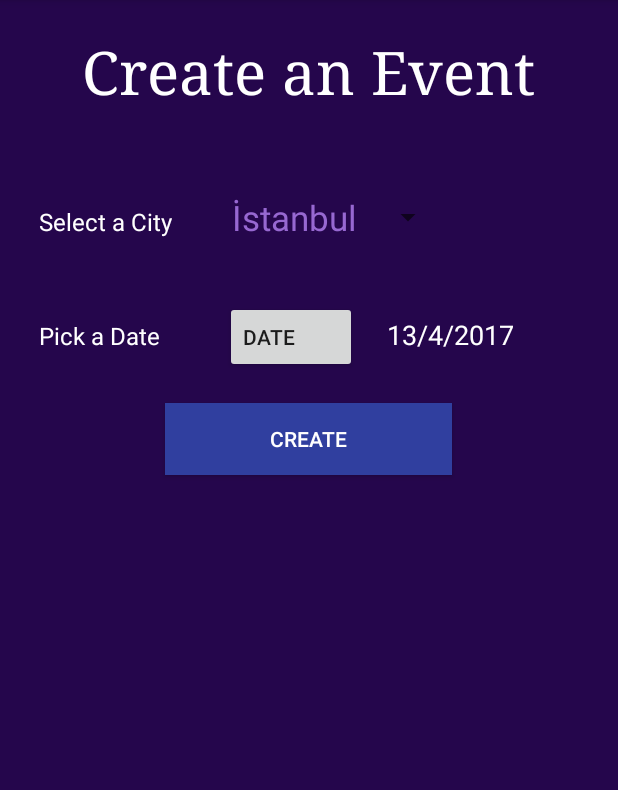
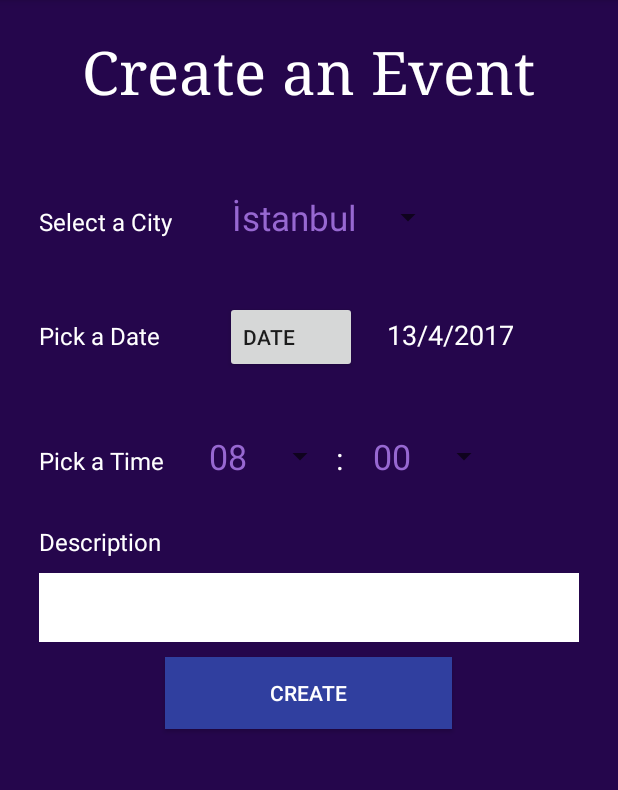
Before and after one commit to mcbarin/MovieNight, an Android app: the EventCreate screen opened directly, with no data from a screen before it, on a phone screen of 412 x 824 dp, the part 84-874 px from its top. Run offline under Robolectric (Android 15) with nearby library versions, the phone set to English and light mode, and no system bars; our stand-ins replace Picasso; pictures from the network do not load.

Commit message:
Feature added to event

```diff
--- a/app/src/main/java/com/example/mcagataybarin/movienight/EventCreate.java
+++ b/app/src/main/java/com/example/mcagataybarin/movienight/EventCreate.java
@@ -29,9 +29,9 @@ public class EventCreate extends AppCompatActivity {
     Movie movie;
     private String movie_index = "";
     private int year, month, day;
-    private TextView dateView;
+    private TextView dateView, description;
     private DatePicker datePicker;
-    private Spinner city;
+    private Spinner city, hour, minute;
     private Calendar calendar;
     private int movie_id;
 
@@ -51,6 +51,11 @@ public class EventCreate extends AppCompatActivity {
         year = calendar.get(Calendar.YEAR);
         month = calendar.get(Calendar.MONTH) + 1;
         day = calendar.get(Calendar.DAY_OF_MONTH);
+
+        description = (TextView) findViewById(R.id.eventDescription);
+        hour = (Spinner) findViewById(R.id.timeHour);
+        minute = (Spinner) findViewById(R.id.timeMin);
+
         showDate();
 
     }
@@ -68,19 +73,20 @@ public class EventCreate extends AppCompatActivity {
 
         String month_name = getMonthForInt(month);
 
-        String date = day + " " + month_name + " " + year;
-        new_ev.date = date;
-        new_ev.hour = "8";
-        new_ev.min = "00";
+        new_ev.date = day + " " + month_name + " " + year;
+
+        String hourText = String.valueOf(hour.getSelectedItem());
+        String minText = String.valueOf(minute.getSelectedItem());
+        new_ev.time = hourText + ":" + minText;
+
+        new_ev.description = description.getText().toString();
+
         FirebaseFunctions.getInstance().postEvent(new_ev);
 
 
         Intent intent = new Intent(this, MovieDetailActivity.class);
         intent.putExtra("movie_index", movie_id);
         startActivity(intent);
-
-
-        //System.out.println("VAlues are: " + city_name + " month " + month + " day " + day + " year " + year);
 
     }
 
@@ -93,7 +99,6 @@ public class EventCreate extends AppCompatActivity {
 
     @Override
     protected Dialog onCreateDialog(int id) {
-        // TODO Auto-generated method stub
         if (id == 999) {
             return new DatePickerDialog(this,
                     myDateListener, year, month, day);
@@ -106,10 +111,6 @@ public class EventCreate extends AppCompatActivity {
                 @Override
                 public void onDateSet(DatePicker arg0,
                                       int arg1, int arg2, int arg3) {
-                    // TODO Auto-generated method stub
-                    // arg1 = year
-                    // arg2 = month
-                    // arg3 = day
                     year = arg1;
                     month = arg2 + 1;
                     day = arg3;
--- a/app/src/main/java/com/example/mcagataybarin/movienight/Models/Event.java
+++ b/app/src/main/java/com/example/mcagataybarin/movienight/Models/Event.java
@@ -8,7 +8,7 @@ import java.util.HashMap;
  */
 
 public class Event {
-    public String week, movie, date, city, creator, hour, min, event_id;
+    public String week, movie, date, city, creator, time, event_id, description;
     public ArrayList<String> participants, requests;
 
     public Event(){
@@ -23,8 +23,8 @@ public class Event {
         this.creator = (String) event_info.get("creator");
         this.participants = (ArrayList<String>) event_info.get("participants");
         this.requests = (ArrayList<String>) event_info.get("requests");
-        this.hour = (String) event_info.get("hour");
-        this.min = (String) event_info.get("min");
+        this.time = (String) event_info.get("time");
+        this.description = (String) event_info.get("description");
         this.event_id = (String) event_info.get("event_id");
     }
 
--- a/app/src/main/java/com/example/mcagataybarin/movienight/NotificationFragment.java
+++ b/app/src/main/java/com/example/mcagataybarin/movienight/NotificationFragment.java
@@ -140,7 +140,7 @@ public class NotificationFragment extends Fragment {
                             } else{
                                 Picasso.with(getContext()).load(R.drawable.com_facebook_button_icon_white).into(viewHolder.thumbnail);
                             }
-                            viewHolder.title.setText(user_read.name + "\nCity: " + getItem(position).event.city + " \nHour: " +getItem(position).event.hour);
+                            viewHolder.title.setText(user_read.name + "\nCity: " + getItem(position).event.city + " \nTime: " +getItem(position).event.time);
                         }
                     }
 
--- a/app/src/main/res/layout/activity_event_create.xml
+++ b/app/src/main/res/layout/activity_event_create.xml
@@ -84,6 +84,62 @@
 
 </LinearLayout>
 
+    <LinearLayout
+        android:layout_width="match_parent"
+        android:layout_height="wrap_content"
+        android:layout_marginTop="20dp">
+
+        <TextView
+            android:layout_width="wrap_content"
+            android:layout_height="wrap_content"
+            android:text="Pick a Time"
+            android:textColor="@color/white"
+            android:layout_marginLeft="10dp"
+            android:textSize="16sp"
+            android:gravity="center_vertical"/>
+
+        <Spinner
+            android:id="@+id/timeHour"
+            android:layout_width="wrap_content"
+            android:layout_height="wrap_content"
+            android:layout_marginLeft="20dp"
+            android:entries="@array/hours"/>
+
+        <TextView
+            android:layout_width="wrap_content"
+            android:layout_height="wrap_content"
+            android:text=":"
+            android:textColor="@color/white"
+            android:textSize="20sp"/>
+        <Spinner
+            android:id="@+id/timeMin"
+            android:layout_width="wrap_content"
+            android:layout_height="wrap_content"
+            android:layout_marginLeft="10dp"
+            android:entries="@array/minutes">
+        </Spinner>
+
+    </LinearLayout>
+
+    <TextView
+        android:layout_width="wrap_content"
+        android:layout_height="wrap_content"
+        android:textColor="@color/white"
+        android:text="Description"
+        android:textSize="16sp"
+        android:layout_marginLeft="10dp"
+        android:layout_marginTop="20dp"/>
+
+    <EditText
+        android:id="@+id/eventDescription"
+        android:layout_width="match_parent"
+        android:layout_height="wrap_content"
+        android:layout_marginLeft="10dp"
+        android:layout_marginRight="10dp"
+        android:layout_marginTop="10dp"
+        android:background="@color/white"
+        android:textColor="@color/bestPurple"
+        android:lines="2"/>
 
     <Button
         android:layout_width="wrap_content"
--- a/app/src/main/res/layout/fragment_profile.xml
+++ b/app/src/main/res/layout/fragment_profile.xml
@@ -14,7 +14,6 @@
             android:layout_below="@+id/user_profile_photo"
             android:layout_marginTop="10dp"
             android:padding="10dp"
-            android:text="UserName"
             android:textColor="@color/white"
             android:textSize="24sp"
             android:textStyle="bold"
--- a/app/src/main/res/values/strings.xml
+++ b/app/src/main/res/values/strings.xml
@@ -14,4 +14,33 @@
         <item>Muğla</item>
     </string-array>
 
+    <string-array name="hours">
+        <item>08</item>
+        <item>09</item>
+        <item>10</item>
+        <item>11</item>
+        <item>12</item>
+        <item>13</item>
+        <item>14</item>
+        <item>15</item>
+        <item>16</item>
+        <item>17</item>
+        <item>18</item>
+        <item>19</item>
+        <item>20</item>
+        <item>21</item>
+        <item>22</item>
+        <item>23</item>
+        <item>00</item>
+    </string-array>
+
+    <string-array name="minutes">
+        <item>00</item>
+        <item>10</item>
+        <item>20</item>
+        <item>30</item>
+        <item>40</item>
+        <item>50</item>
+    </string-array>
+
 </resources>
```
Also changed, not shown: app/src/main/java/com/example/mcagataybarin/movienight/EventDetailActivity.java (+7 -1 lines), app/src/main/res/layout/activity_event_detail.xml (+37 -15 lines), app/src/main/res/layout/notification_user.xml (+15 -16 lines).
